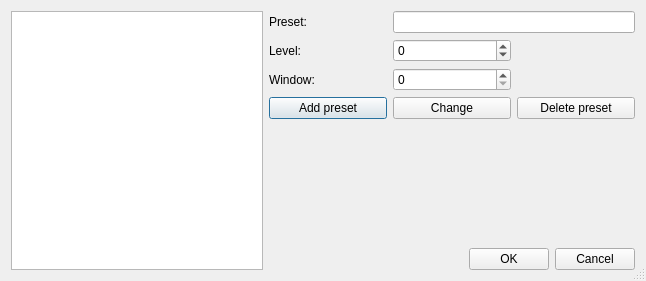
Qt form Modules/QtWidgets/src/QmitkLevelWindowPresetDefinition.ui (MITK/MITK) before a commit.
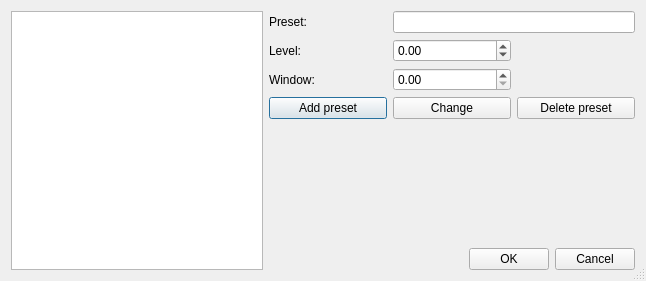
The same form after that commit.

Commit message: standardize setting of level window values

```diff
--- a/Modules/QtWidgets/src/QmitkLevelWindowPresetDefinition.ui
+++ b/Modules/QtWidgets/src/QmitkLevelWindowPresetDefinition.ui
@@ -81,12 +81,12 @@
         </widget>
        </item>
        <item row="1" column="1" >
-        <widget class="QSpinBox" name="levelSpinBox" >
+        <widget class="QDoubleSpinBox" name="levelSpinBox" >
          <property name="minimum" >
-          <number>-1024</number>
+          <number>-100000</number>
          </property>
          <property name="maximum" >
-          <number>3072</number>
+          <number>100000</number>
          </property>
         </widget>
        </item>
@@ -101,9 +101,9 @@
         </widget>
        </item>
        <item row="2" column="1" >
-        <widget class="QSpinBox" name="windowSpinBox" >
+        <widget class="QDoubleSpinBox" name="windowSpinBox" >
          <property name="maximum" >
-          <number>4096</number>
+          <number>100000</number>
          </property>
         </widget>
        </item>
```
The commit also changes 1 other file.
